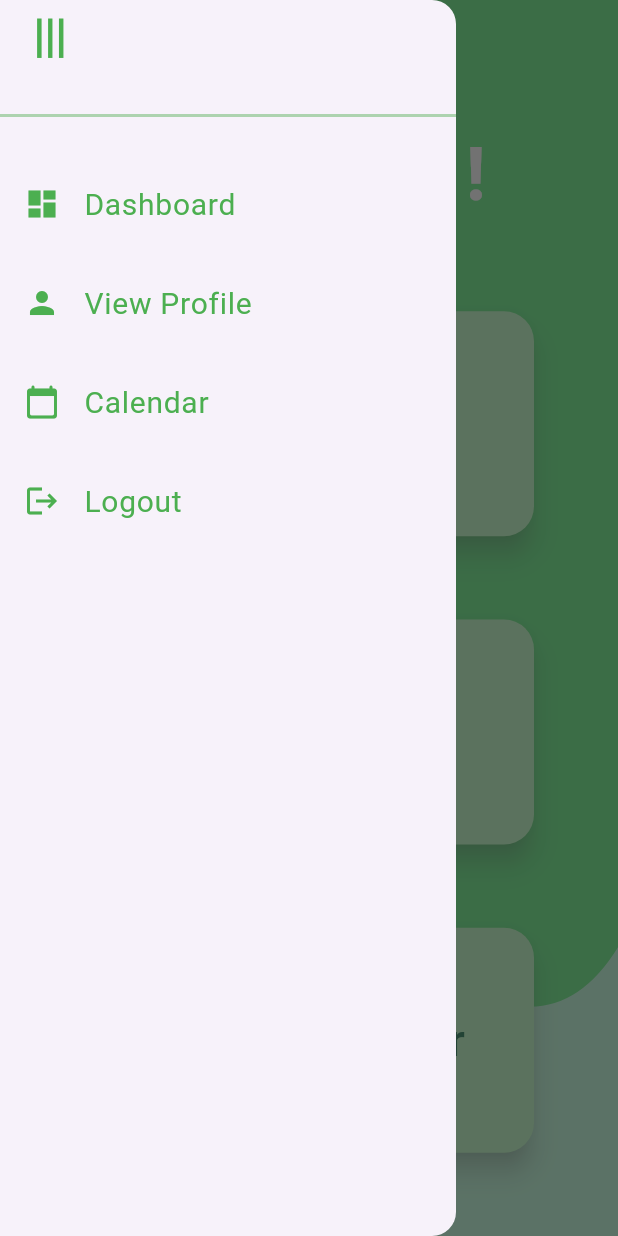
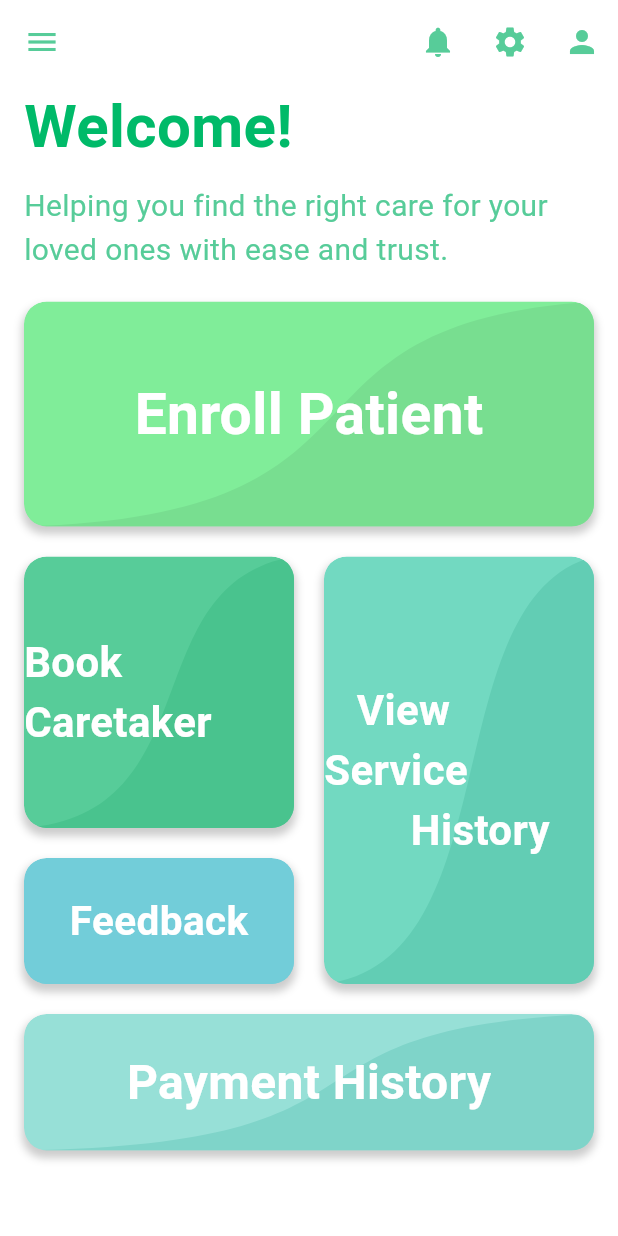
Before and after one commit to adi0213/Karuthal_Customer, a Flutter app: the Dashboard screen opened directly, after a tap on the "menu" icon, on a phone screen of 412 x 824 dp. Run offline on Flutter 3.47's test engine with Material 3 defaults, Android fonts, the phone set to English and light mode, and no system bars; our stand-ins replace google_fonts.

Commit message:
made changes

```diff
--- a/lib/CustomerRegistration.dart
+++ b/lib/CustomerRegistration.dart
@@ -145,7 +145,7 @@ class _CustomerregistrationState extends State<Customerregistration> {
                                   Navigator.push(
                                     context,
                                     MaterialPageRoute(
-                                      builder: (context) => const Dashboard(),
+                                      builder: (context) => Dashboard(),
                                     ),
                                   );
                                 } else {
--- a/lib/Login.dart
+++ b/lib/Login.dart
@@ -47,12 +47,39 @@ class _LoginState extends State<Login> {
           MaterialPageRoute(builder: (context) => Dashboard()),
         );
       } else {
+        ScaffoldMessenger.of(context).showSnackBar(
+          const SnackBar(
+            backgroundColor: Color(0xFF57CC99),
+            content: Text(
+              'Please Enter Valid Email or Password',
+              style: TextStyle(color: Colors.black),
+            ),
+          ),
+        );
         print('Login failed with status code: ${response.statusCode}');
         print('Error message: ${response.body}');
       }
     } catch (e) {
+      ScaffoldMessenger.of(context).showSnackBar(
+        const SnackBar(
+          backgroundColor: Color(0xFF57CC99),
+          content: Text(
+            'Network Error',
+            style: TextStyle(color: Colors.black),
+          ),
+        ),
+      );
       print('Error occurred: $e');
       if (e is http.ClientException) {
+        ScaffoldMessenger.of(context).showSnackBar(
+          const SnackBar(
+            backgroundColor: Color(0xFF57CC99),
+            content: Text(
+              'Network Error',
+              style: TextStyle(color: Colors.black),
+            ),
+          ),
+        );
         print('Possible CORS or network error.');
       }
     }
--- a/lib/dashboard.dart
+++ b/lib/dashboard.dart
@@ -1,250 +1,262 @@
-import 'package:chilla_customer/Caretakers.dart';
 import 'package:chilla_customer/Error.dart';
 import 'package:chilla_customer/PatientEnrollment/PatientEnroll.dart';
-import 'package:chilla_customer/design.dart';
 import 'package:flutter/material.dart';
 
-class Dashboard extends StatefulWidget {
-  const Dashboard({super.key});
-
+class Dashboard extends StatelessWidget {
   @override
-  State<Dashboard> createState() => _DashboardState();
-}
-
-class _DashboardState extends State<Dashboard> {
-  void _toggleDrawer(BuildContext context) {
-    Navigator.pop(context);
-  }
-
   Widget build(BuildContext context) {
     return Scaffold(
-      backgroundColor: Color(0xff80ED99),
-      drawer: Drawer(
+      backgroundColor: Colors.white,
+      appBar: AppBar(
+        backgroundColor: Colors.white,
+        elevation: 0,
+        leading: IconButton(
+          icon: Icon(Icons.menu, color: Color(0xFF57CC99)),
+          onPressed: () {},
+        ),
+        actions: [
+          IconButton(
+            icon: Icon(Icons.notifications, color: Color(0xFF57CC99)),
+            onPressed: () {},
+          ),
+          IconButton(
+            icon: Icon(Icons.settings, color: Color(0xFF57CC99)),
+            onPressed: () {},
+          ),
+          IconButton(
+            icon: Icon(Icons.person, color: Color(0xFF57CC99)),
+            onPressed: () {},
+          ),
+        ],
+      ),
+      body: Padding(
+        padding: const EdgeInsets.only(left: 16, right: 16),
+        child: SingleChildScrollView(
+          physics: ClampingScrollPhysics(),
           child: Column(
             crossAxisAlignment: CrossAxisAlignment.start,
             children: [
-            Padding(
-              padding: const EdgeInsets.only(left: 8.0),
-              child: RotatedBox(
-                quarterTurns: 1,
-                child: IconButton(
-                  icon: Icon(
-                    Icons.menu,
-                    size: 35,
-                    color: Colors.green,
-                  ),
-                  onPressed: () => _toggleDrawer(context),
+              Text(
+                'Welcome!',
+                style: TextStyle(
+                  fontSize: 40,
+                  fontWeight: FontWeight.bold,
+                  color: Color(0xFF00BA69),
                 ),
               ),
+              SizedBox(height: 10),
+              Text(
+                'Helping you find the right care for your loved ones with ease and trust.',
+                style: TextStyle(fontSize: 20, color: Color(0xFF57CC99)),
               ),
-            SizedBox(
-              height: 25,
-            ),
-            Container(
-              height: 2,
-              color: const Color.fromARGB(255, 173, 211, 175),
-              width: double.infinity,
-            ),
-            Expanded(
-              child: ListView(
-                padding: EdgeInsets.zero,
+              SizedBox(height: 20),
+              Column(
                 children: [
-                  SizedBox(height: 30),
-                  ListTile(
-                    leading: Icon(Icons.dashboard, color: Colors.green),
-                    title: Text('Dashboard',
-                        style: TextStyle(color: Colors.green, fontSize: 20)),
-                    onTap: () {
-                      Navigator.pop(context);
+                  CustomButton(
+                    height: 150,
+                    width: 366,
+                    bottomColor: Color(0xFF80ED99),
+                    topColor: Color(0xFF78DE90),
+                    label: 'Enroll Patient',
+                    fontSize: 38,
+                    onPressed: () {
+                      Navigator.push(
+                        context,
+                        MaterialPageRoute(
+                            builder: (context) => Patientenroll()),
+                      );
                     },
                   ),
-                  SizedBox(height: 10),
-                  ListTile(
-                    leading: Icon(Icons.person, color: Colors.green),
-                    title: Text('View Profile',
-                        style: TextStyle(color: Colors.green, fontSize: 20)),
-                    onTap: () {
-                      Navigator.pop(context);
+                  SizedBox(height: 20),
+                  Row(
+                    crossAxisAlignment: CrossAxisAlignment.start,
+                    children: [
+                      Expanded(
+                        flex: 1,
+                        child: Column(
+                          children: [
+                            CustomButton(
+                              height: 181,
+                              width: 170,
+                              topColor: Color(0xFF49C38E),
+                              bottomColor: Color(0xFF57CC99),
+                              label: 'Book Caretaker',
+                              fontSize: 28,
+                              onPressed: () {
+                                Navigator.push(
+                                  context,
+                                  MaterialPageRoute(
+                                      builder: (context) => work()),
+                                );
                               },
                             ),
-                  SizedBox(height: 10),
-                  ListTile(
-                    leading:
-                        Icon(Icons.calendar_today_rounded, color: Colors.green),
-                    title: Text('Calendar',
-                        style: TextStyle(color: Colors.green, fontSize: 20)),
-                    onTap: () {
-                      Navigator.pop(context);
-                    },
-                  ),
-                  SizedBox(height: 10),
-                  ListTile(
-                    leading: Icon(Icons.logout, color: Colors.green),
-                    title: Text(
-                      'Logout',
-                      style: TextStyle(color: Colors.green, fontSize: 20),
-                    ),
-                    onTap: () {
-                      Navigator.pop(context);
+                            SizedBox(height: 20),
+                            CustomButton(
+                              height: 84,
+                              width: 170,
+                              topColor: Color(0xFF72CDD9),
+                              bottomColor: Color(0xFF72CDD9),
+                              label: 'Feedback',
+                              fontSize: 27,
+                              onPressed: () {
+                                Navigator.push(
+                                  context,
+                                  MaterialPageRoute(
+                                      builder: (context) => work()),
+                                );
                               },
                             ),
                           ],
                         ),
                       ),
-          ],
-        ),
-      ),
-      body: LayoutBuilder(
-        builder: (context, constraints) {
-          return Stack(
-            children: [
-              Positioned(
-                bottom: 0,
-                left: 0,
-                right: 0,
-                child: ClipPath(
-                  clipper: BottomWaveClipper(),
-                  child: Container(
-                    height: 350,
-                    width: double.infinity,
-                    color: Color(0xffC7F9DE),
-                  ),
-                ),
-              ),
-              Column(
-                mainAxisAlignment: MainAxisAlignment.start,
-                children: [
-                  SizedBox(height: 80),
-                  Center(
-                    child: Text(
-                      'Welcome !',
-                      style: TextStyle(
-                        fontSize: 50,
-                        fontWeight: FontWeight.bold,
-                        color: Color.fromARGB(255, 249, 249, 249),
-                      ),
-                    ),
-                  ),
+                      SizedBox(width: 20),
                       Expanded(
-                    child: Column(
-                      mainAxisAlignment: MainAxisAlignment.spaceEvenly,
-                      children: [
-                        ElevatedButton(
-                          style: ElevatedButton.styleFrom(
-                            foregroundColor: Color(0xff4D9173),
-                            backgroundColor: Color(0xffC7F9CC),
-                            minimumSize: Size(300, 150),
-                            shape: RoundedRectangleBorder(
-                              borderRadius: BorderRadius.circular(20),
-                            ),
-                            shadowColor: Colors.grey.withOpacity(0.5),
-                            elevation: 7,
-                          ),
+                        flex: 1,
+                        child: CustomButton(
+                          height: 285,
+                          width: 172,
+                          topColor: Color(0xFF62CDB4),
+                          bottomColor: Color(0xFF72D9C1),
+                          label: '   View Service \n        History',
+                          fontSize: 28,
                           onPressed: () {
                             Navigator.push(
                               context,
-                              MaterialPageRoute(
-                                builder: (context) => const Patientenroll(),
-                              ),
+                              MaterialPageRoute(builder: (context) => work()),
                             );
                           },
-                          child: Text(
-                            'Enroll Patient',
-                            style: TextStyle(
-                              fontSize: 30,
-                              color: Color(0xff4D9173),
-                            ),
-                          ),
-                        ),
-                        ElevatedButton(
-                          style: ElevatedButton.styleFrom(
-                            foregroundColor: Color(0xff4D9173),
-                            backgroundColor: Color(0xffC7F9CC),
-                            minimumSize: Size(300, 150),
-                            shape: RoundedRectangleBorder(
-                              borderRadius: BorderRadius.circular(20),
-                            ),
-                            shadowColor: Colors.grey.withOpacity(0.5),
-                            elevation: 7,
-                          ),
-                          onPressed: () {
-                            Navigator.push(
-                              context,
-                              MaterialPageRoute(
-                                builder: (context) => work(),
-                              ),
-                            );
-                          },
-                          child: Column(
-                            mainAxisAlignment: MainAxisAlignment.start,
-                            children: [
-                              Text(
-                                'Veiw Service',
-                                textAlign: TextAlign.start,
-                                style: TextStyle(
-                                  fontSize: 30,
-                                  color: Color(0xff4D9173),
-                                ),
-                              ),
-                              Text(
-                                'History',
-                                textAlign: TextAlign.start,
-                                style: TextStyle(
-                                  fontSize: 30,
-                                  color: Color(0xff4D9173),
                         ),
                       ),
                     ],
                   ),
-                        ),
-                        ElevatedButton(
-                          style: ElevatedButton.styleFrom(
-                            foregroundColor: Color(0xff4D9173),
-                            backgroundColor: Color(0xffC7F9CC),
-                            minimumSize: Size(300, 150),
-                            shape: RoundedRectangleBorder(
-                              borderRadius: BorderRadius.circular(20),
-                            ),
-                            shadowColor: Colors.grey.withOpacity(0.5),
-                            elevation: 7,
-                          ),
+                  SizedBox(height: 20),
+                  CustomButton(
+                    height: 91,
+                    width: 366,
+                    topColor: Color(0xFF7FD4C9),
+                    bottomColor: Color(0xFF97E0D7),
+                    label: 'Payment History',
+                    fontSize: 32,
                     onPressed: () {
                       Navigator.push(
                         context,
-                              MaterialPageRoute(
-                                builder: (context) => Caretakers(),
+                        MaterialPageRoute(builder: (context) => work()),
+                      );
+                    },
+                  ),
+                ],
+              ),
+              SizedBox(height: 20),
+            ],
+          ),
+        ),
       ),
     );
-                          },
+  }
+}
+
+class CustomButton extends StatelessWidget {
+  final double height;
+  final double width;
+  final Color topColor;
+  final Color bottomColor;
+  final String label;
+  final double fontSize;
+  final VoidCallback onPressed; // Added fontSize parameter
+
+  CustomButton({
+    required this.height,
+    required this.width,
+    required this.topColor,
+    required this.bottomColor,
+    required this.label,
+    this.fontSize = 38,
+    required this.onPressed,
+  });
+
+  @override
+  Widget build(BuildContext context) {
+    return GestureDetector(
+      onTap: onPressed, // Trigger the onPressed callback
+      child: Container(
+        decoration: BoxDecoration(
+          borderRadius: BorderRadius.circular(15),
+          boxShadow: [
+            BoxShadow(
+              color: Colors.black.withOpacity(0.2),
+              spreadRadius: 1,
+              blurRadius: 4,
+              offset: Offset(0, 4),
+            ),
+          ],
+        ),
+        child: ClipRRect(
+          borderRadius: BorderRadius.circular(15),
+          child: SizedBox(
+            height: height,
+            width: double.infinity,
+            child: Stack(
+              children: [
+                Container(
+                  decoration: BoxDecoration(
+                    borderRadius: BorderRadius.circular(15),
+                    color: bottomColor,
+                  ),
+                ),
+                CustomPaint(
+                  size: Size(double.infinity, height),
+                  painter: DiagonalWavePainter(topColor),
+                ),
+                Center(
                   child: Text(
-                            'Book Caretaker',
+                    label,
                     style: TextStyle(
-                              fontSize: 30,
-                              color: Color(0xff4D9173),
+                      fontSize: fontSize, // Use the fontSize parameter
+                      fontWeight: FontWeight.bold,
+                      color: Colors.white,
                     ),
                   ),
                 ),
               ],
             ),
           ),
-                ],
         ),
-              Positioned(
-                top: 50,
-                left: 10,
-                child: Builder(
-                  builder: (context) => IconButton(
-                    icon: Icon(Icons.menu,
-                        size: 35,
-                        color: const Color.fromARGB(255, 247, 246, 246)),
-                    onPressed: () => Scaffold.of(context).openDrawer(),
-                  ),
-                ),
-              ),
-            ],
-          );
-        },
       ),
     );
   }
 }
+
+class DiagonalWavePainter extends CustomPainter {
+  final Color color;
+
+  DiagonalWavePainter(this.color);
+
+  @override
+  void paint(Canvas canvas, Size size) {
+    Paint paint = Paint()..color = color;
+    Path path = Path();
+
+    // Start from the bottom-left corner
+    path.moveTo(0, size.height * 1);
+
+    // First cubic Bezier curve (smooth from left to center)
+    path.cubicTo(
+      size.width * 0.7, size.height * 0.95, // First control point
+      size.width * 0.4, size.height * 0.1, // Second control point
+      size.width * 1, size.height * 0, // End point
+    );
+
+    // Close the path by drawing to the bottom-right corner
+    path.lineTo(size.width, size.height);
+    path.lineTo(0, size.height);
+    path.close();
+
+    // Draw the path on the canvas
+    canvas.drawPath(path, paint);
+  }
+
+  @override
+  bool shouldRepaint(covariant CustomPainter oldDelegate) {
+    return false;
+  }
+}
```
Lines whose indentation alone changed are shown as unchanged.
